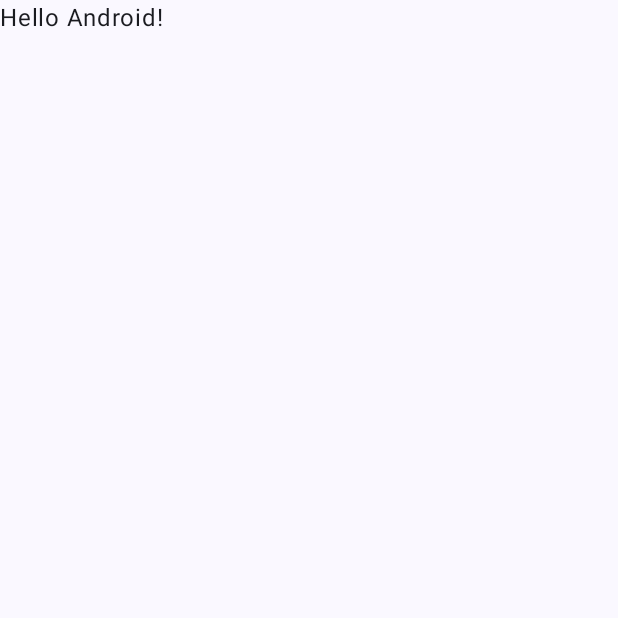
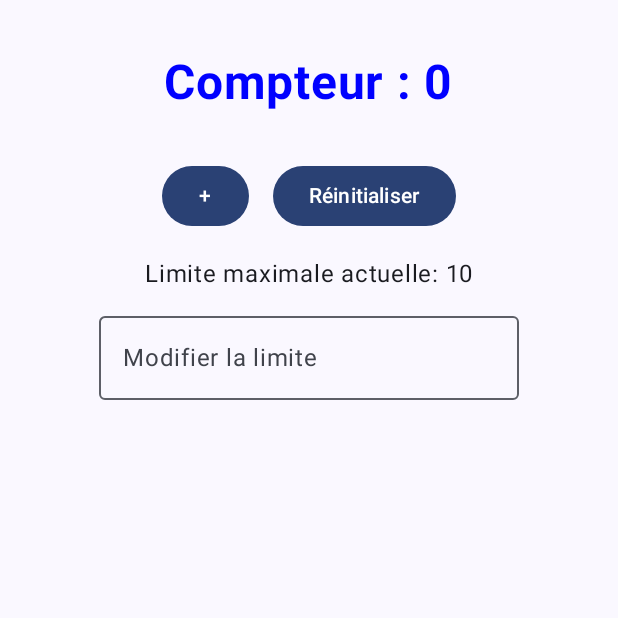
Before and after one commit to takxz/PARTIE1-CORENTIN-LEYS, an Android app built with Jetpack Compose: the screen it shows after launch (MainActivity), on a phone screen of 412 x 824 dp, the top half of it. Before the commit the part shown is almost empty. Run offline under Robolectric (Android 15) with nearby library versions, the phone set to English and light mode, and no system bars.

Commit message:
compteur composable

```diff
--- a/app/src/main/AndroidManifest.xml
+++ b/app/src/main/AndroidManifest.xml
@@ -1,6 +1,6 @@
 <?xml version="1.0" encoding="utf-8"?>
 <manifest xmlns:android="http://schemas.android.com/apk/res/android"
-    xmlns:tools="http://schemas.android.com/tools">
+    xmlns:tools="http://schemas.android.com/tools" >
 
     <application
         android:allowBackup="true"
@@ -11,12 +11,12 @@
         android:roundIcon="@mipmap/ic_launcher_round"
         android:supportsRtl="true"
         android:theme="@style/Theme.PARTIE1CORENTINLEYS"
-        tools:targetApi="31">
+        tools:targetApi="31" >
         <activity
             android:name=".MainActivity"
             android:exported="true"
             android:label="@string/app_name"
-            android:theme="@style/Theme.PARTIE1CORENTINLEYS">
+            android:theme="@style/Theme.PARTIE1CORENTINLEYS" >
             <intent-filter>
                 <action android:name="android.intent.action.MAIN" />
 
--- a/app/src/main/java/com/example/partie1_corentin_leys/MainActivity.kt
+++ b/app/src/main/java/com/example/partie1_corentin_leys/MainActivity.kt
@@ -4,13 +4,34 @@ import android.os.Bundle
 import androidx.activity.ComponentActivity
 import androidx.activity.compose.setContent
 import androidx.activity.enableEdgeToEdge
+import androidx.compose.foundation.layout.Column
+import androidx.compose.foundation.layout.Row
+import androidx.compose.foundation.layout.Spacer
 import androidx.compose.foundation.layout.fillMaxSize
+import androidx.compose.foundation.layout.fillMaxWidth
+import androidx.compose.foundation.layout.height
 import androidx.compose.foundation.layout.padding
+import androidx.compose.foundation.layout.width
+import androidx.compose.material3.Button
+import androidx.compose.material3.OutlinedTextField
 import androidx.compose.material3.Scaffold
 import androidx.compose.material3.Text
+import androidx.compose.material3.TextField
 import androidx.compose.runtime.Composable
+import androidx.compose.runtime.getValue
+import androidx.compose.runtime.mutableIntStateOf
+import androidx.compose.runtime.mutableStateOf
+import androidx.compose.runtime.remember
+import androidx.compose.runtime.saveable.rememberSaveable
+import androidx.compose.runtime.setValue
+import androidx.compose.ui.Alignment
 import androidx.compose.ui.Modifier
+import androidx.compose.ui.graphics.Color
+import androidx.compose.ui.text.font.Font
+import androidx.compose.ui.text.font.FontWeight
 import androidx.compose.ui.tooling.preview.Preview
+import androidx.compose.ui.unit.dp
+import androidx.compose.ui.unit.sp
 import com.example.partie1_corentin_leys.ui.theme.PARTIE1CORENTINLEYSTheme
 
 class MainActivity : ComponentActivity() {
@@ -20,10 +41,7 @@ class MainActivity : ComponentActivity() {
         setContent {
             PARTIE1CORENTINLEYSTheme {
                 Scaffold(modifier = Modifier.fillMaxSize()) { innerPadding ->
-                    Greeting(
-                        name = "Android",
-                        modifier = Modifier.padding(innerPadding)
-                    )
+                    CompteurIntelligent()
                 }
             }
         }
@@ -31,17 +49,66 @@ class MainActivity : ComponentActivity() {
 }
 
 @Composable
-fun Greeting(name: String, modifier: Modifier = Modifier) {
-    Text(
-        text = "Hello $name!",
-        modifier = modifier
-    )
-}
+fun CompteurIntelligent() {
+    var compteur by rememberSaveable { mutableIntStateOf(0) }
+    var limiteUtilisateur by rememberSaveable { mutableStateOf("") }
+    val limiteMax = limiteUtilisateur.toIntOrNull() ?: 10
 
-@Preview(showBackground = true)
-@Composable
-fun GreetingPreview() {
-    PARTIE1CORENTINLEYSTheme {
-        Greeting("Android")
+    Column(
+        modifier = Modifier
+            .padding(4.dp)
+            .fillMaxWidth(),
+        horizontalAlignment = Alignment.CenterHorizontally
+    ) {
+        Spacer(modifier = Modifier.height(32.dp))
+
+        Text(
+            text = "Compteur : $compteur",
+            fontWeight = FontWeight.Bold,
+            color = Color.Blue,
+            fontSize = 32.sp)
+
+        Spacer(modifier = Modifier.height(32.dp))
+
+        Row {
+            Button(
+                onClick = {
+                    if (compteur < limiteMax) {
+                        compteur++
+                    }
+                },
+                enabled = compteur < limiteMax
+            ) {
+                Text("+")
+            }
+
+            Spacer(modifier = Modifier.width(16.dp))
+
+            Button(onClick = { compteur = 0 }) {
+                Text("Réinitialiser")
+            }
+        }
+
+        Spacer(modifier = Modifier.height(16.dp))
+
+        Text(text = "Limite maximale actuelle: $limiteMax", fontSize = 16.sp)
+
+        Spacer(modifier = Modifier.height(8.dp))
+
+        OutlinedTextField(
+            value = limiteUtilisateur,
+            onValueChange = { limiteUtilisateur = it },
+            label = { Text("Modifier la limite") },
+            singleLine = true
+        )
+
+        if (compteur == limiteMax) {
+            Text(
+                text = "Limite atteinte",
+                fontSize = 16.sp,
+                color = Color.Red,
+                fontWeight = FontWeight.Bold
+            )
+        }
     }
 }
--- a/app/src/main/java/com/example/partie1_corentin_leys/ui/theme/Theme.kt
+++ b/app/src/main/java/com/example/partie1_corentin_leys/ui/theme/Theme.kt
@@ -45,7 +45,6 @@ fun PARTIE1CORENTINLEYSTheme(
         val context = LocalContext.current
         if (darkTheme) dynamicDarkColorScheme(context) else dynamicLightColorScheme(context)
       }
-
       darkTheme -> DarkColorScheme
       else -> LightColorScheme
     }
--- a/app/src/main/res/values/themes.xml
+++ b/app/src/main/res/values/themes.xml
@@ -1,5 +1,4 @@
 <?xml version="1.0" encoding="utf-8"?>
 <resources>
-
     <style name="Theme.PARTIE1CORENTINLEYS" parent="android:Theme.Material.Light.NoActionBar" />
 </resources>
```
Lines whose indentation alone changed are shown as unchanged.
